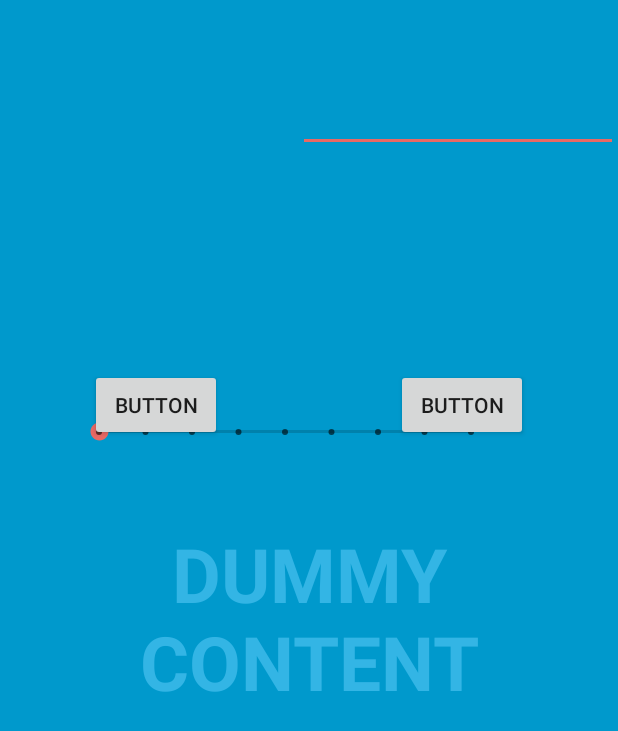
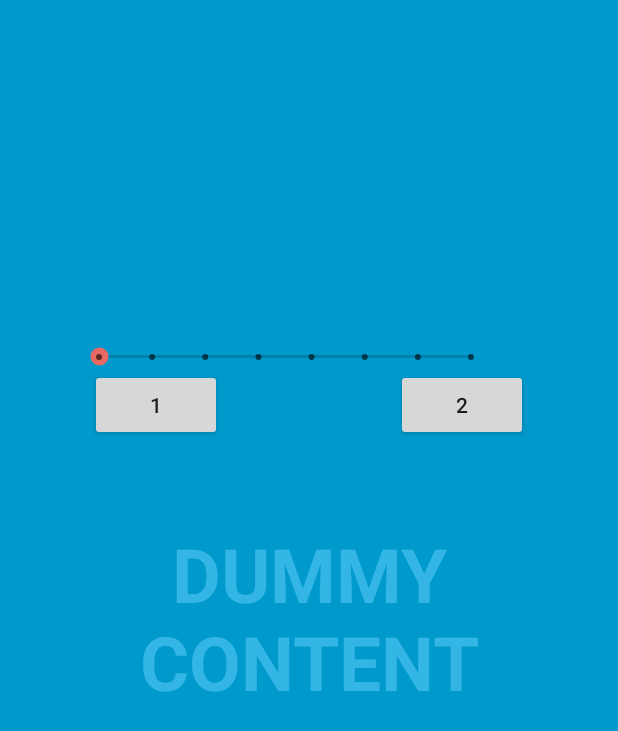
Before and after one commit to irisxzhou/shellaudio, an Android app: the PlayGameActivity screen opened directly, with no data from a screen before it, on a phone screen of 412 x 824 dp. Shown: the top 731 px of the screen. Run offline under Robolectric (Android 15) with nearby library versions, the phone set to English and light mode, and no system bars.

Commit message:
but how does front end work

```diff
--- a/app/src/main/res/layout/activity_play_game.xml
+++ b/app/src/main/res/layout/activity_play_game.xml
@@ -34,15 +34,19 @@
             android:layout_height="wrap_content"
             android:layout_gravity="bottom|center_horizontal"
             android:background="@color/black_overlay"
-            tools:ignore="UselessParent" />
+            tools:ignore="UselessParent">
 
-        <EditText
-            android:id="@+id/editText2"
+        </android.support.constraint.ConstraintLayout>
+
+
+        <Button
+            android:id="@+id/button-a"
             android:layout_width="wrap_content"
             android:layout_height="wrap_content"
-            android:layout_gravity="end"
-            android:ems="10"
-            android:inputType="number" />
+            android:layout_gravity="left|center"
+            android:layout_marginBottom="170dp"
+            android:layout_marginLeft="60dp"
+            android:text="1" />
 
         <Button
             android:id="@+id/button-b"
@@ -51,17 +55,7 @@
             android:layout_gravity="right|center"
             android:layout_marginBottom="170dp"
             android:layout_marginRight="60dp"
-            android:text="Button" />
-
-        <Button
-            android:id="@+id/button-a"
-            android:layout_width="wrap_content"
-            android:layout_height="wrap_content"
-            android:layout_gravity="center_vertical"
-            android:layout_marginBottom="170dp"
-            android:layout_marginLeft="60dp"
-            android:text="Button" />
-
+            android:text="2" />
 
         <SeekBar
             android:id="@+id/seekBar"
@@ -69,11 +63,11 @@
             android:layout_width="280dp"
             android:layout_height="@android:dimen/notification_large_icon_width"
             android:layout_marginLeft="50dp"
-            android:layout_marginTop="200dp"
+            android:layout_marginTop="150dp"
             android:gravity="center_horizontal"
-            android:max="8"
-            android:min="2"
-            android:progress="1" />
+            android:max="7"
+            android:progress="0" />
+
 
     </FrameLayout>
 
```
